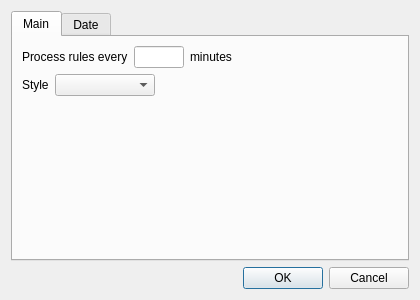
midnightdim/declutter, file ui/settings_dialog.ui: the form before one commit.
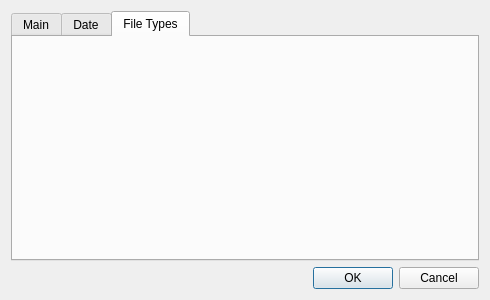
The form after the commit.

Commit message: file types & name patterns added

Patch:
```diff
--- a/ui/settings_dialog.ui
+++ b/ui/settings_dialog.ui
@@ -9,7 +9,7 @@
    <rect>
     <x>0</x>
     <y>0</y>
-    <width>400</width>
+    <width>490</width>
     <height>300</height>
    </rect>
   </property>
@@ -20,7 +20,7 @@
    <item row="0" column="0">
     <widget class="QTabWidget" name="tabWidget">
      <property name="currentIndex">
-      <number>0</number>
+      <number>2</number>
      </property>
      <widget class="QWidget" name="tab">
       <attribute name="title">
@@ -199,6 +199,16 @@
        </item>
       </layout>
      </widget>
+     <widget class="QWidget" name="fileTypesTab">
+      <attribute name="title">
+       <string>File Types</string>
+      </attribute>
+      <layout class="QGridLayout" name="gridLayout_6">
+       <item row="0" column="0">
+        <layout class="QGridLayout" name="fileTypesGridLayout" rowstretch="0"/>
+       </item>
+      </layout>
+     </widget>
     </widget>
    </item>
    <item row="1" column="0">
```
Left out of the diff: 4 changed lines with no effect on the pictures. The commit also changes 6 other files.
